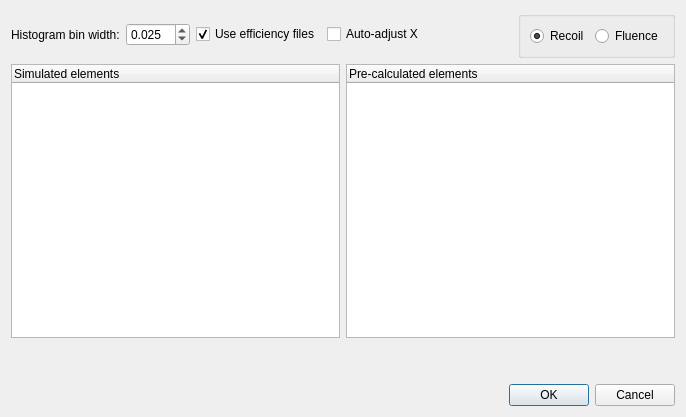
Old version of the form ui_files/ui_optimization_params.ui in the repository JYU-IBA/potku.
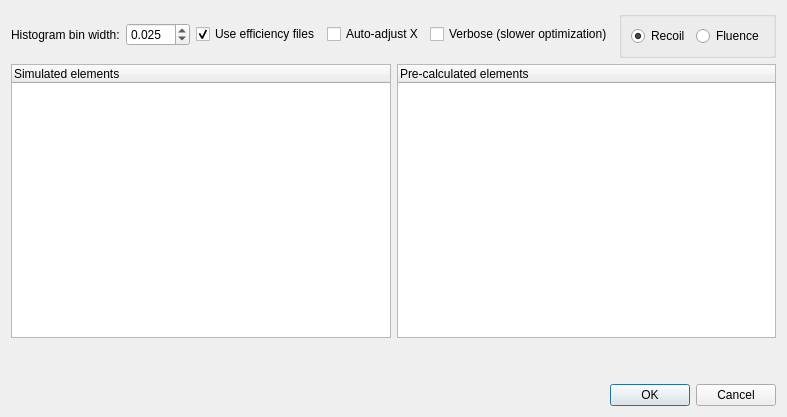
New version of the form.

Commit message: User can now enable/disable verbose

```diff
--- a/ui_files/ui_optimization_params.ui
+++ b/ui_files/ui_optimization_params.ui
@@ -67,6 +67,16 @@
          </property>
         </widget>
        </item>
+       <item>
+        <widget class="QCheckBox" name="optimization_verbose_box">
+         <property name="toolTip">
+          <string>&lt;html&gt;&lt;head/&gt;&lt;body&gt;&lt;p&gt;Automatically sets the X upper limit depending on the distribution of the selected simulation element&lt;/p&gt;&lt;/body&gt;&lt;/html&gt;</string>
+         </property>
+         <property name="text">
+          <string>Verbose (slower optimization)</string>
+         </property>
+        </widget>
+       </item>
        <item>
         <spacer name="horizontalSpacer">
          <property name="orientation">
```
The commit also changes 5 other files.
